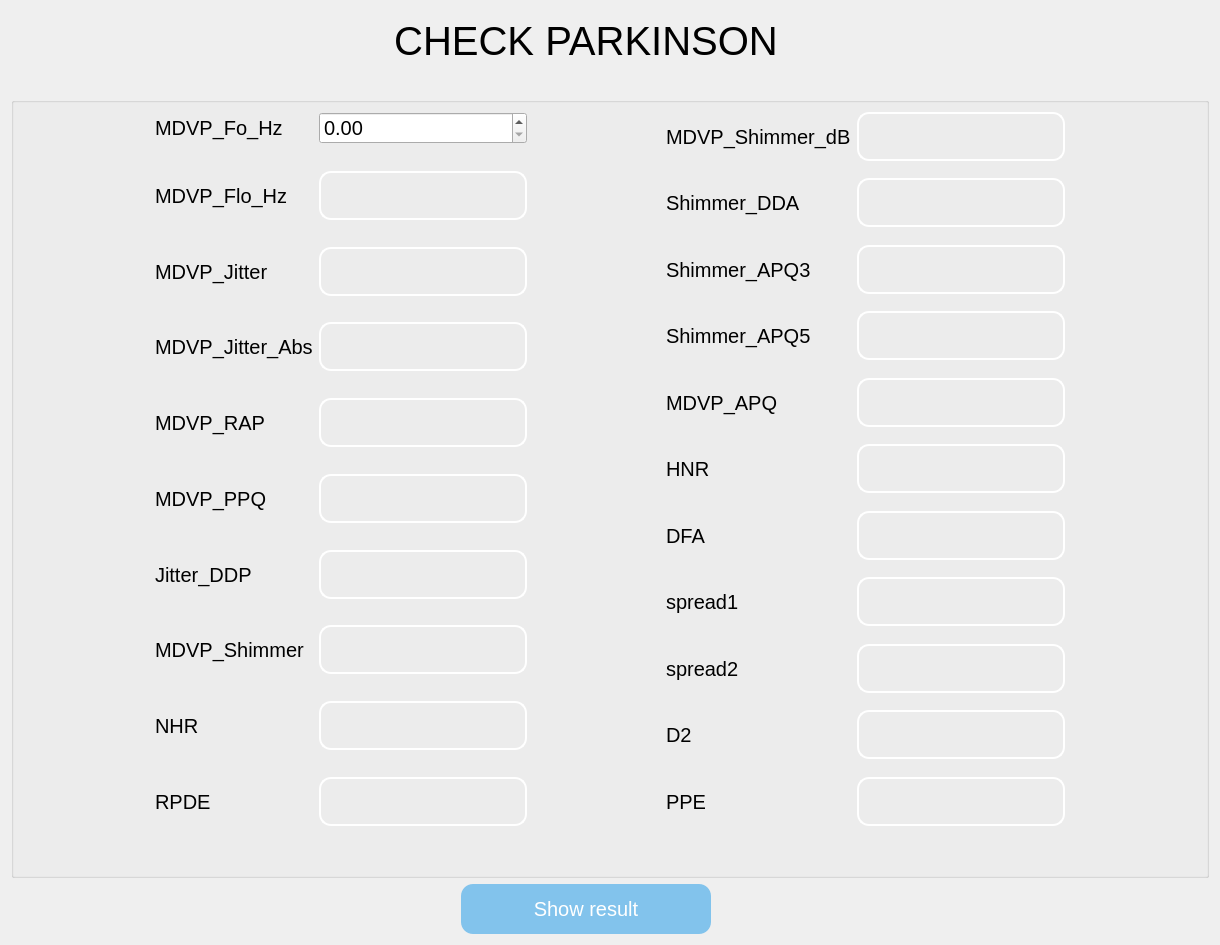
yousefelmesalamy/Illminor, file forms/parkinson_molde.ui: the form before one commit.
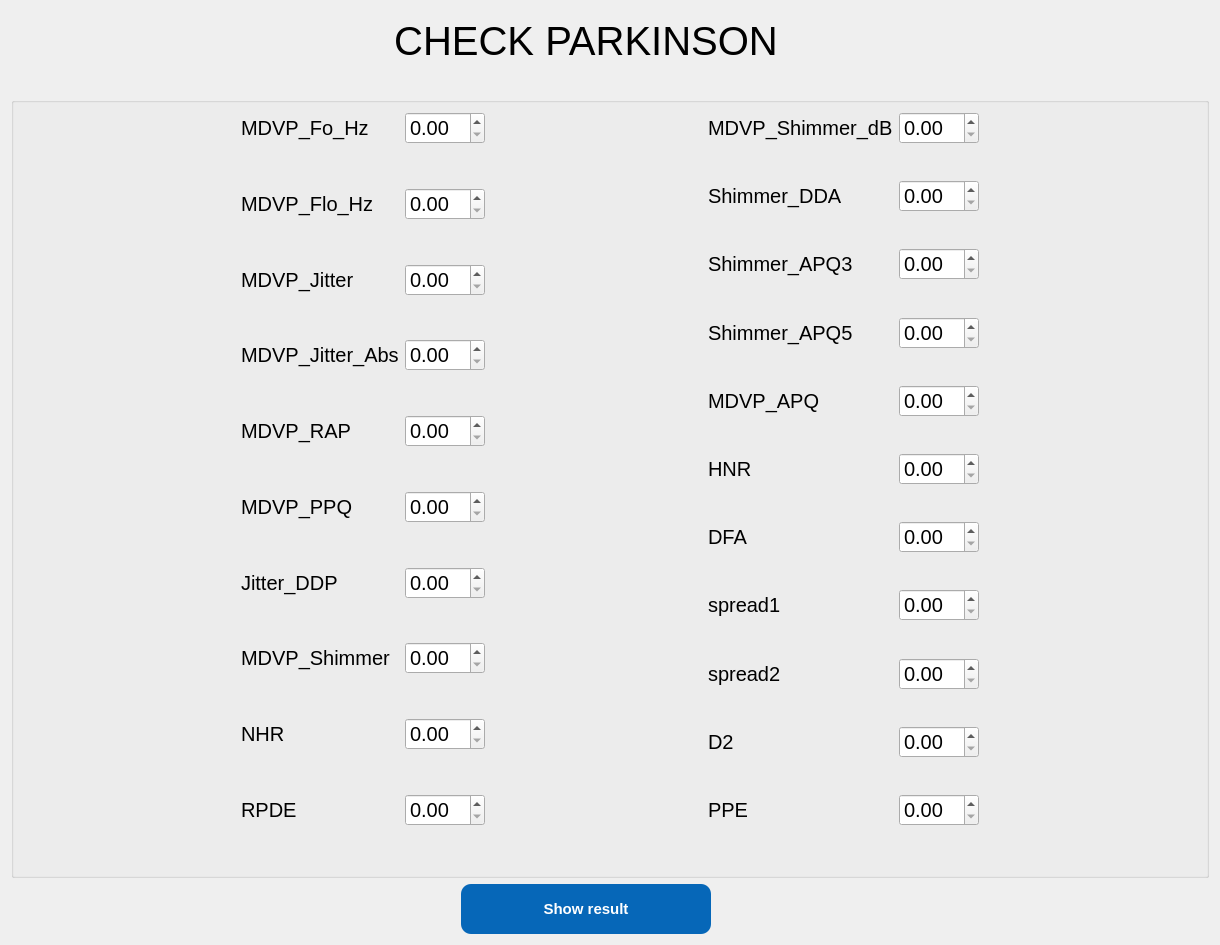
The form after the commit. Icons and pictures are not drawn.

Commit message: edit model screen

```diff
--- a/forms/parkinson_molde.ui
+++ b/forms/parkinson_molde.ui
@@ -148,40 +148,6 @@
           </property>
          </widget>
         </item>
-        <item row="10" column="1">
-         <widget class="QLineEdit" name="HNR_lin">
-          <property name="minimumSize">
-           <size>
-            <width>0</width>
-            <height>49</height>
-           </size>
-          </property>
-          <property name="styleSheet">
-           <string notr="true">background:transparent;
-border-radius: 12px;
-border: 2px solid  #ffffff;
-font-size:20px;
-padding:15px;</string>
-          </property>
-         </widget>
-        </item>
-        <item row="0" column="1">
-         <widget class="QLineEdit" name="MDVP_Shimmer_dB_lin">
-          <property name="minimumSize">
-           <size>
-            <width>0</width>
-            <height>49</height>
-           </size>
-          </property>
-          <property name="styleSheet">
-           <string notr="true">background:transparent;
-border-radius: 12px;
-border: 2px solid  #ffffff;
-font-size:20px;
-padding:15px;</string>
-          </property>
-         </widget>
-        </item>
         <item row="5" column="1">
          <spacer name="verticalSpacer_12">
           <property name="orientation">
@@ -270,57 +236,6 @@
           </property>
          </widget>
         </item>
-        <item row="8" column="1">
-         <widget class="QLineEdit" name="MDVP_APQ_lin">
-          <property name="minimumSize">
-           <size>
-            <width>0</width>
-            <height>49</height>
-           </size>
-          </property>
-          <property name="styleSheet">
-           <string notr="true">background:transparent;
-border-radius: 12px;
-border: 2px solid  #ffffff;
-font-size:20px;
-padding:15px;</string>
-          </property>
-         </widget>
-        </item>
-        <item row="2" column="1">
-         <widget class="QLineEdit" name="Shimmer_DDA_lin">
-          <property name="minimumSize">
-           <size>
-            <width>0</width>
-            <height>49</height>
-           </size>
-          </property>
-          <property name="styleSheet">
-           <string notr="true">background:transparent;
-border-radius: 12px;
-border: 2px solid  #ffffff;
-font-size:20px;
-padding:15px;</string>
-          </property>
-         </widget>
-        </item>
-        <item row="6" column="1">
-         <widget class="QLineEdit" name="Shimmer_APQ5">
-          <property name="minimumSize">
-           <size>
-            <width>0</width>
-            <height>49</height>
-           </size>
-          </property>
-          <property name="styleSheet">
-           <string notr="true">background:transparent;
-border-radius: 12px;
-border: 2px solid  #ffffff;
-font-size:20px;
-padding:15px;</string>
-          </property>
-         </widget>
-        </item>
         <item row="2" column="0">
          <widget class="QLabel" name="label_12">
           <property name="styleSheet">
@@ -344,23 +259,6 @@
           </property>
          </spacer>
         </item>
-        <item row="20" column="1">
-         <widget class="QLineEdit" name="PPE_lin">
-          <property name="minimumSize">
-           <size>
-            <width>0</width>
-            <height>49</height>
-           </size>
-          </property>
-          <property name="styleSheet">
-           <string notr="true">background:transparent;
-border-radius: 12px;
-border: 2px solid  #ffffff;
-font-size:20px;
-padding:15px;</string>
-          </property>
-         </widget>
-        </item>
         <item row="3" column="1">
          <spacer name="verticalSpacer_11">
           <property name="orientation">
@@ -436,23 +334,6 @@
           </property>
          </widget>
         </item>
-        <item row="16" column="1">
-         <widget class="QLineEdit" name="spread2_lin">
-          <property name="minimumSize">
-           <size>
-            <width>0</width>
-            <height>49</height>
-           </size>
-          </property>
-          <property name="styleSheet">
-           <string notr="true">background:transparent;
-border-radius: 12px;
-border: 2px solid  #ffffff;
-font-size:20px;
-padding:15px;</string>
-          </property>
-         </widget>
-        </item>
         <item row="18" column="0">
          <widget class="QLabel" name="label_20">
           <property name="styleSheet">
@@ -473,23 +354,6 @@
           </property>
          </widget>
         </item>
-        <item row="14" column="1">
-         <widget class="QLineEdit" name="spread1_lin">
-          <property name="minimumSize">
-           <size>
-            <width>0</width>
-            <height>49</height>
-           </size>
-          </property>
-          <property name="styleSheet">
-           <string notr="true">background:transparent;
-border-radius: 12px;
-border: 2px solid  #ffffff;
-font-size:20px;
-padding:15px;</string>
-          </property>
-         </widget>
-        </item>
         <item row="13" column="1">
          <spacer name="verticalSpacer_16">
           <property name="orientation">
@@ -503,40 +367,6 @@
           </property>
          </spacer>
         </item>
-        <item row="12" column="1">
-         <widget class="QLineEdit" name="DFA_lin">
-          <property name="minimumSize">
-           <size>
-            <width>0</width>
-            <height>49</height>
-           </size>
-          </property>
-          <property name="styleSheet">
-           <string notr="true">background:transparent;
-border-radius: 12px;
-border: 2px solid  #ffffff;
-font-size:20px;
-padding:15px;</string>
-          </property>
-         </widget>
-        </item>
-        <item row="4" column="1">
-         <widget class="QLineEdit" name="Shimmer_APQ3">
-          <property name="minimumSize">
-           <size>
-            <width>0</width>
-            <height>49</height>
-           </size>
-          </property>
-          <property name="styleSheet">
-           <string notr="true">background:transparent;
-border-radius: 12px;
-border: 2px solid  #ffffff;
-font-size:20px;
-padding:15px;</string>
-          </property>
-         </widget>
-        </item>
         <item row="16" column="0">
          <widget class="QLabel" name="label_19">
           <property name="styleSheet">
@@ -547,23 +377,6 @@
           </property>
          </widget>
         </item>
-        <item row="18" column="1">
-         <widget class="QLineEdit" name="D2_lin">
-          <property name="minimumSize">
-           <size>
-            <width>0</width>
-            <height>49</height>
-           </size>
-          </property>
-          <property name="styleSheet">
-           <string notr="true">background:transparent;
-border-radius: 12px;
-border: 2px solid  #ffffff;
-font-size:20px;
-padding:15px;</string>
-          </property>
-         </widget>
-        </item>
         <item row="19" column="1">
          <spacer name="verticalSpacer_19">
           <property name="orientation">
@@ -577,6 +390,226 @@
           </property>
          </spacer>
         </item>
+        <item row="0" column="1">
+         <widget class="QDoubleSpinBox" name="doubleSpinBox_11">
+          <property name="styleSheet">
+           <string notr="true">background-color: rgb(119, 118, 123,0);
+  cursor: pointer;
+  float: right;
+  padding: 5px 20px;
+
+QLineEdit{
+border: 1px solid #ABAFB7;
+
+}
+QLineEdit:focus {
+  border: 3px solid #555;
+}
+
+</string>
+          </property>
+         </widget>
+        </item>
+        <item row="2" column="1">
+         <widget class="QDoubleSpinBox" name="doubleSpinBox_12">
+          <property name="styleSheet">
+           <string notr="true">background-color: rgb(119, 118, 123,0);
+  cursor: pointer;
+  float: right;
+  padding: 5px 20px;
+
+QLineEdit{
+border: 1px solid #ABAFB7;
+
+}
+QLineEdit:focus {
+  border: 3px solid #555;
+}
+
+</string>
+          </property>
+         </widget>
+        </item>
+        <item row="4" column="1">
+         <widget class="QDoubleSpinBox" name="doubleSpinBox_13">
+          <property name="styleSheet">
+           <string notr="true">background-color: rgb(119, 118, 123,0);
+  cursor: pointer;
+  float: right;
+  padding: 5px 20px;
+
+QLineEdit{
+border: 1px solid #ABAFB7;
+
+}
+QLineEdit:focus {
+  border: 3px solid #555;
+}
+
+</string>
+          </property>
+         </widget>
+        </item>
+        <item row="6" column="1">
+         <widget class="QDoubleSpinBox" name="doubleSpinBox_14">
+          <property name="styleSheet">
+           <string notr="true">background-color: rgb(119, 118, 123,0);
+  cursor: pointer;
+  float: right;
+  padding: 5px 20px;
+
+QLineEdit{
+border: 1px solid #ABAFB7;
+
+}
+QLineEdit:focus {
+  border: 3px solid #555;
+}
+
+</string>
+          </property>
+         </widget>
+        </item>
+        <item row="8" column="1">
+         <widget class="QDoubleSpinBox" name="doubleSpinBox_15">
+          <property name="styleSheet">
+           <string notr="true">background-color: rgb(119, 118, 123,0);
+  cursor: pointer;
+  float: right;
+  padding: 5px 20px;
+
+QLineEdit{
+border: 1px solid #ABAFB7;
+
+}
+QLineEdit:focus {
+  border: 3px solid #555;
+}
+
+</string>
+          </property>
+         </widget>
+        </item>
+        <item row="10" column="1">
+         <widget class="QDoubleSpinBox" name="doubleSpinBox_16">
+          <property name="styleSheet">
+           <string notr="true">background-color: rgb(119, 118, 123,0);
+  cursor: pointer;
+  float: right;
+  padding: 5px 20px;
+
+QLineEdit{
+border: 1px solid #ABAFB7;
+
+}
+QLineEdit:focus {
+  border: 3px solid #555;
+}
+
+</string>
+          </property>
+         </widget>
+        </item>
+        <item row="12" column="1">
+         <widget class="QDoubleSpinBox" name="doubleSpinBox_17">
+          <property name="styleSheet">
+           <string notr="true">background-color: rgb(119, 118, 123,0);
+  cursor: pointer;
+  float: right;
+  padding: 5px 20px;
+
+QLineEdit{
+border: 1px solid #ABAFB7;
+
+}
+QLineEdit:focus {
+  border: 3px solid #555;
+}
+
+</string>
+          </property>
+         </widget>
+        </item>
+        <item row="14" column="1">
+         <widget class="QDoubleSpinBox" name="doubleSpinBox_18">
+          <property name="styleSheet">
+           <string notr="true">background-color: rgb(119, 118, 123,0);
+  cursor: pointer;
+  float: right;
+  padding: 5px 20px;
+
+QLineEdit{
+border: 1px solid #ABAFB7;
+
+}
+QLineEdit:focus {
+  border: 3px solid #555;
+}
+
+</string>
+          </property>
+         </widget>
+        </item>
+        <item row="16" column="1">
+         <widget class="QDoubleSpinBox" name="doubleSpinBox_19">
+          <property name="styleSheet">
+           <string notr="true">background-color: rgb(119, 118, 123,0);
+  cursor: pointer;
+  float: right;
+  padding: 5px 20px;
+
+QLineEdit{
+border: 1px solid #ABAFB7;
+
+}
+QLineEdit:focus {
+  border: 3px solid #555;
+}
+
+</string>
+          </property>
+         </widget>
+        </item>
+        <item row="18" column="1">
+         <widget class="QDoubleSpinBox" name="doubleSpinBox_20">
+          <property name="styleSheet">
+           <string notr="true">background-color: rgb(119, 118, 123,0);
+  cursor: pointer;
+  float: right;
+  padding: 5px 20px;
+
+QLineEdit{
+border: 1px solid #ABAFB7;
+
+}
+QLineEdit:focus {
+  border: 3px solid #555;
+}
+
+</string>
+          </property>
+         </widget>
+        </item>
+        <item row="20" column="1">
+         <widget class="QDoubleSpinBox" name="doubleSpinBox_21">
+          <property name="styleSheet">
+           <string notr="true">background-color: rgb(119, 118, 123,0);
+  cursor: pointer;
+  float: right;
+  padding: 5px 20px;
+
+QLineEdit{
+border: 1px solid #ABAFB7;
+
+}
+QLineEdit:focus {
+  border: 3px solid #555;
+}
+
+</string>
+          </property>
+         </widget>
+        </item>
        </layout>
       </item>
       <item row="0" column="2">
@@ -604,23 +637,6 @@
           </property>
          </widget>
         </item>
-        <item row="18" column="1">
-         <widget class="QLineEdit" name="RPDE_lin">
-          <property name="minimumSize">
-           <size>
-            <width>0</width>
-            <height>49</height>
-           </size>
-          </property>
-          <property name="styleSheet">
-           <string notr="true">background:transparent;
-border-radius: 12px;
-border: 2px solid  #ffffff;
-font-size:20px;
-padding:15px;</string>
-          </property>
-         </widget>
-        </item>
         <item row="16" column="0">
          <widget class="QLabel" name="label_21">
           <property name="styleSheet">
@@ -644,23 +660,6 @@
           </property>
          </spacer>
         </item>
-        <item row="10" column="1">
-         <widget class="QLineEdit" name="MDVP_PPQ_lin">
-          <property name="minimumSize">
-           <size>
-            <width>0</width>
-            <height>49</height>
-           </size>
-          </property>
-          <property name="styleSheet">
-           <string notr="true">background:transparent;
-border-radius: 12px;
-border: 2px solid  #ffffff;
-font-size:20px;
-padding:15px;</string>
-          </property>
-         </widget>
-        </item>
         <item row="11" column="1">
          <spacer name="verticalSpacer_6">
           <property name="orientation">
@@ -674,23 +673,6 @@
           </property>
          </spacer>
         </item>
-        <item row="4" column="1">
-         <widget class="QLineEdit" name="MDVP_Jitter_lin">
-          <property name="minimumSize">
-           <size>
-            <width>0</width>
-            <height>49</height>
-           </size>
-          </property>
-          <property name="styleSheet">
-           <string notr="true">background:transparent;
-border-radius: 12px;
-border: 2px solid  #ffffff;
-font-size:20px;
-padding:15px;</string>
-          </property>
-         </widget>
-        </item>
         <item row="2" column="0">
          <widget class="QLabel" name="label_4">
           <property name="styleSheet">
@@ -727,23 +709,6 @@
           </property>
          </spacer>
         </item>
-        <item row="12" column="1">
-         <widget class="QLineEdit" name="Jitter_DDP_lin">
-          <property name="minimumSize">
-           <size>
-            <width>0</width>
-            <height>49</height>
-           </size>
-          </property>
-          <property name="styleSheet">
-           <string notr="true">background:transparent;
-border-radius: 12px;
-border: 2px solid  #ffffff;
-font-size:20px;
-padding:15px;</string>
-          </property>
-         </widget>
-        </item>
         <item row="15" column="1">
          <spacer name="verticalSpacer_8">
           <property name="orientation">
@@ -787,23 +752,6 @@
           </property>
          </widget>
         </item>
-        <item row="8" column="1">
-         <widget class="QLineEdit" name="MDVP_RAP_lin">
-          <property name="minimumSize">
-           <size>
-            <width>0</width>
-            <height>49</height>
-           </size>
-          </property>
-          <property name="styleSheet">
-           <string notr="true">background:transparent;
-border-radius: 12px;
-border: 2px solid  #ffffff;
-font-size:20px;
-padding:15px;</string>
-          </property>
-         </widget>
-        </item>
         <item row="4" column="0">
          <widget class="QLabel" name="label_5">
           <property name="styleSheet">
@@ -814,23 +762,6 @@
           </property>
          </widget>
         </item>
-        <item row="6" column="1">
-         <widget class="QLineEdit" name="MDVP_Jitter_Abs_lin">
-          <property name="minimumSize">
-           <size>
-            <width>0</width>
-            <height>49</height>
-           </size>
-          </property>
-          <property name="styleSheet">
-           <string notr="true">background:transparent;
-border-radius: 12px;
-border: 2px solid  #ffffff;
-font-size:20px;
-padding:15px;</string>
-          </property>
-         </widget>
-        </item>
         <item row="1" column="1">
          <spacer name="verticalSpacer">
           <property name="orientation">
@@ -854,23 +785,6 @@
           </property>
          </widget>
         </item>
-        <item row="16" column="1">
-         <widget class="QLineEdit" name="NHR_lin">
-          <property name="minimumSize">
-           <size>
-            <width>0</width>
-            <height>49</height>
-           </size>
-          </property>
-          <property name="styleSheet">
-           <string notr="true">background:transparent;
-border-radius: 12px;
-border: 2px solid  #ffffff;
-font-size:20px;
-padding:15px;</string>
-          </property>
-         </widget>
-        </item>
         <item row="10" column="0">
          <widget class="QLabel" name="label_8">
           <property name="styleSheet">
@@ -881,23 +795,6 @@
           </property>
          </widget>
         </item>
-        <item row="14" column="1">
-         <widget class="QLineEdit" name="MDVP_Shimmer_lin">
-          <property name="minimumSize">
-           <size>
-            <width>0</width>
-            <height>49</height>
-           </size>
-          </property>
-          <property name="styleSheet">
-           <string notr="true">background:transparent;
-border-radius: 12px;
-border: 2px solid  #ffffff;
-font-size:20px;
-padding:15px;</string>
-          </property>
-         </widget>
-        </item>
         <item row="18" column="0">
          <widget class="QLabel" name="label_23">
           <property name="styleSheet">
@@ -908,23 +805,6 @@
           </property>
          </widget>
         </item>
-        <item row="2" column="1">
-         <widget class="QLineEdit" name="MDVP_Flo_Hz_lin">
-          <property name="minimumSize">
-           <size>
-            <width>0</width>
-            <height>49</height>
-           </size>
-          </property>
-          <property name="styleSheet">
-           <string notr="true">background:transparent;
-border-radius: 12px;
-border: 2px solid  #ffffff;
-font-size:20px;
-padding:15px;</string>
-          </property>
-         </widget>
-        </item>
         <item row="3" column="1">
          <spacer name="verticalSpacer_2">
           <property name="orientation">
@@ -973,10 +853,187 @@
 border: 1px solid #ABAFB7;
 
 
+</string>
+          </property>
+         </widget>
+        </item>
+        <item row="2" column="1">
+         <widget class="QDoubleSpinBox" name="doubleSpinBox_2">
+          <property name="styleSheet">
+           <string notr="true">background-color: rgb(119, 118, 123,0);
+  cursor: pointer;
+  float: right;
+  padding: 5px 20px;
+
+QLineEdit{
+border: 1px solid #ABAFB7;
+
 }
 QLineEdit:focus {
   border: 3px solid #555;
-}</string>
+}
+
+</string>
+          </property>
+         </widget>
+        </item>
+        <item row="4" column="1">
+         <widget class="QDoubleSpinBox" name="doubleSpinBox_3">
+          <property name="styleSheet">
+           <string notr="true">background-color: rgb(119, 118, 123,0);
+  cursor: pointer;
+  float: right;
+  padding: 5px 20px;
+
+QLineEdit{
+border: 1px solid #ABAFB7;
+
+}
+QLineEdit:focus {
+  border: 3px solid #555;
+}
+
+</string>
+          </property>
+         </widget>
+        </item>
+        <item row="6" column="1">
+         <widget class="QDoubleSpinBox" name="doubleSpinBox_4">
+          <property name="styleSheet">
+           <string notr="true">background-color: rgb(119, 118, 123,0);
+  cursor: pointer;
+  float: right;
+  padding: 5px 20px;
+
+QLineEdit{
+border: 1px solid #ABAFB7;
+
+}
+QLineEdit:focus {
+  border: 3px solid #555;
+}
+
+</string>
+          </property>
+         </widget>
+        </item>
+        <item row="8" column="1">
+         <widget class="QDoubleSpinBox" name="doubleSpinBox_5">
+          <property name="styleSheet">
+           <string notr="true">background-color: rgb(119, 118, 123,0);
+  cursor: pointer;
+  float: right;
+  padding: 5px 20px;
+
+QLineEdit{
+border: 1px solid #ABAFB7;
+
+}
+QLineEdit:focus {
+  border: 3px solid #555;
+}
+
+</string>
+          </property>
+         </widget>
+        </item>
+        <item row="10" column="1">
+         <widget class="QDoubleSpinBox" name="doubleSpinBox_6">
+          <property name="styleSheet">
+           <string notr="true">background-color: rgb(119, 118, 123,0);
+  cursor: pointer;
+  float: right;
+  padding: 5px 20px;
+
+QLineEdit{
+border: 1px solid #ABAFB7;
+
+}
+QLineEdit:focus {
+  border: 3px solid #555;
+}
+
+</string>
+          </property>
+         </widget>
+        </item>
+        <item row="12" column="1">
+         <widget class="QDoubleSpinBox" name="doubleSpinBox_7">
+          <property name="styleSheet">
+           <string notr="true">background-color: rgb(119, 118, 123,0);
+  cursor: pointer;
+  float: right;
+  padding: 5px 20px;
+
+QLineEdit{
+border: 1px solid #ABAFB7;
+
+}
+QLineEdit:focus {
+  border: 3px solid #555;
+}
+
+</string>
+          </property>
+         </widget>
+        </item>
+        <item row="14" column="1">
+         <widget class="QDoubleSpinBox" name="doubleSpinBox_8">
+          <property name="styleSheet">
+           <string notr="true">background-color: rgb(119, 118, 123,0);
+  cursor: pointer;
+  float: right;
+  padding: 5px 20px;
+
+QLineEdit{
+border: 1px solid #ABAFB7;
+
+}
+QLineEdit:focus {
+  border: 3px solid #555;
+}
+
+</string>
+          </property>
+         </widget>
+        </item>
+        <item row="16" column="1">
+         <widget class="QDoubleSpinBox" name="doubleSpinBox_9">
+          <property name="styleSheet">
+           <string notr="true">background-color: rgb(119, 118, 123,0);
+  cursor: pointer;
+  float: right;
+  padding: 5px 20px;
+
+QLineEdit{
+border: 1px solid #ABAFB7;
+
+}
+QLineEdit:focus {
+  border: 3px solid #555;
+}
+
+</string>
+          </property>
+         </widget>
+        </item>
+        <item row="18" column="1">
+         <widget class="QDoubleSpinBox" name="doubleSpinBox_10">
+          <property name="styleSheet">
+           <string notr="true">background-color: rgb(119, 118, 123,0);
+  cursor: pointer;
+  float: right;
+  padding: 5px 20px;
+
+QLineEdit{
+border: 1px solid #ABAFB7;
+
+}
+QLineEdit:focus {
+  border: 3px solid #555;
+}
+
+</string>
           </property>
          </widget>
         </item>
@@ -1055,11 +1112,17 @@
       </size>
      </property>
      <property name="styleSheet">
-      <string notr="true">QPushButton{
-color:white;
-
-	background-color: rgb(130, 195, 236);
-;border-radius: 12px;
+      <string notr="true">QPushButton {
+	background-color:rgba(6,103,184,255);
+    color: #FFFFFF;
+    padding: 2px;
+    font: bold 15px;
+    border-width: 6px;
+    border-radius: 10px;
+    border-color: #2752B8;
+}
+QPushButton:hover {
+    background-color: #827397;
 }
 QPushButton:pressed{
 padding-left:5px;
```
Left out of the diff: 7 changed lines with no effect on the pictures. The commit also changes 2 other files.
